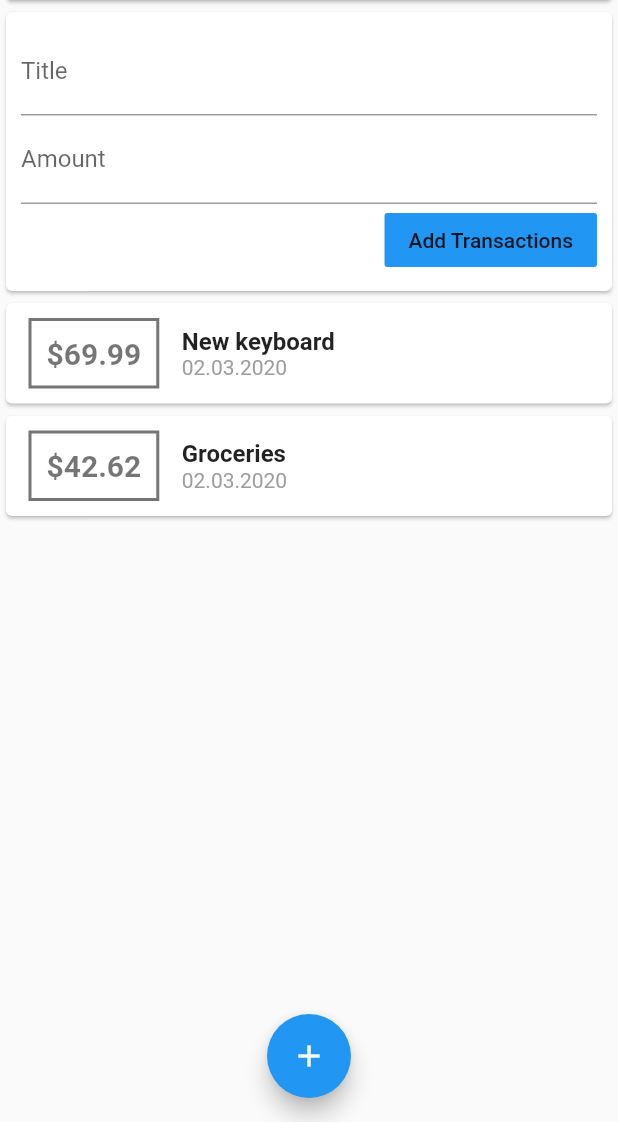
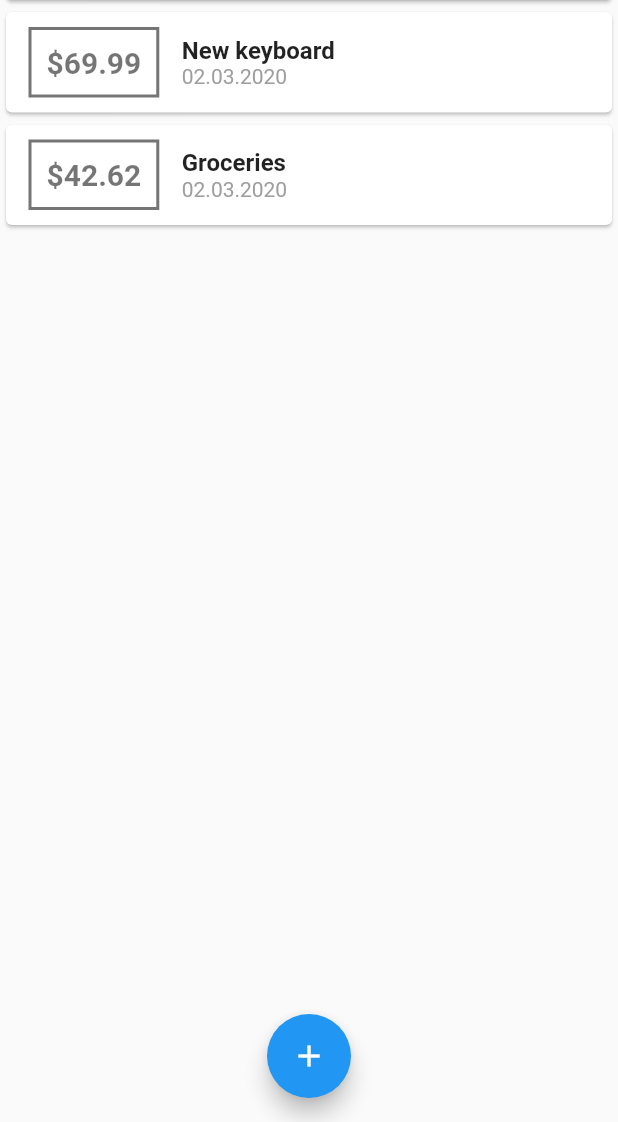
Before and after one commit to damjanh/expense-app, a Flutter app: the screen it shows after launch, on a phone screen of 412 x 824 dp, the part 114-1236 px from its top. Run offline on Flutter 3.47's test engine with Material 2 defaults, Android fonts, the phone set to English and light mode, and no system bars.

Commit message:
Bring state up to home widget and implement modal transaction input.

```diff
--- a/lib/main.dart
+++ b/lib/main.dart
@@ -1,11 +1,17 @@
+import 'package:expenseapp/widgets/transaction_list.dart';
 import 'package:flutter/material.dart';
 
-import 'widgets/user_transactions.dart';
+import 'widgets/new_transaction.dart';
+import 'model/transaction.dart';
 
 void main() => runApp(MyApp());
 
-class MyApp extends StatelessWidget {
-  // This widget is the root of your application.
+class MyApp extends StatefulWidget {
+  @override
+  _MyAppState createState() => _MyAppState();
+}
+
+class _MyAppState extends State<MyApp> {
   @override
   Widget build(BuildContext context) {
     return MaterialApp(
@@ -18,7 +24,35 @@ class MyApp extends StatelessWidget {
   }
 }
 
-class HomeWidget extends StatelessWidget {
+class HomeWidget extends StatefulWidget {
+  @override
+  _HomeWidgetState createState() => _HomeWidgetState();
+}
+
+class _HomeWidgetState extends State<HomeWidget> {
+  final List<Transaction> _transactions = [
+    Transaction(
+        id: '1', title: 'New keyboard', amount: 69.99, date: DateTime.now()),
+    Transaction(
+        id: '2', title: 'Groceries', amount: 42.62, date: DateTime.now())
+  ];
+
+  void _addNewTransaction(String title, double amount) {
+    final now = DateTime.now();
+    final newTransaction = Transaction(
+        id: now.toString(), title: title, amount: amount, date: now);
+
+    setState(() {
+      _transactions.add(newTransaction);
+    });
+  }
+
+  void _openNewTransactionModal(BuildContext context) {
+    showModalBottomSheet(context: context, builder: (builderContext) {
+      return NewTransaction(_addNewTransaction);
+    });
+  }
+
   @override
   Widget build(BuildContext context) {
     return Scaffold(
@@ -30,7 +64,7 @@ class HomeWidget extends StatelessWidget {
               Icons.add,
               color: Colors.white,
             ),
-            onPressed: null,
+            onPressed: () => _openNewTransactionModal(context),
           )
         ],
       ),
@@ -43,14 +77,14 @@ class HomeWidget extends StatelessWidget {
                 child: Text('Chart'),
               ),
             ),
-            UserTransactions(),
+            TransactionList(_transactions),
           ],
         ),
       ),
       floatingActionButtonLocation: FloatingActionButtonLocation.centerFloat,
       floatingActionButton: FloatingActionButton(
         child: Icon(Icons.add,),
-        onPressed: null,
+        onPressed: () => _openNewTransactionModal(context),
       ),
     );
   }
--- a/lib/widgets/user_transactions.dart
+++ /dev/null
@@ -1,39 +0,0 @@
-import 'package:flutter/material.dart';
-
-import '../model/transaction.dart';
-import 'new_transaction.dart';
-import 'transaction_list.dart';
-
-class UserTransactions extends StatefulWidget {
-  @override
-  _UserTransactionsState createState() => _UserTransactionsState();
-}
-
-class _UserTransactionsState extends State<UserTransactions> {
-  final List<Transaction> _transactions = [
-    Transaction(
-        id: '1', title: 'New keyboard', amount: 69.99, date: DateTime.now()),
-    Transaction(
-        id: '2', title: 'Groceries', amount: 42.62, date: DateTime.now())
-  ];
-
-  void _addNewTransaction(String title, double amount) {
-    final now = DateTime.now();
-    final newTransaction = Transaction(
-        id: now.toString(), title: title, amount: amount, date: now);
-
-    setState(() {
-      _transactions.add(newTransaction);
-    });
-  }
-
-  @override
-  Widget build(BuildContext context) {
-    return Column(
-      children: <Widget>[
-        NewTransaction(_addNewTransaction),
-        TransactionList(_transactions),
-      ],
-    );
-  }
-}
```
